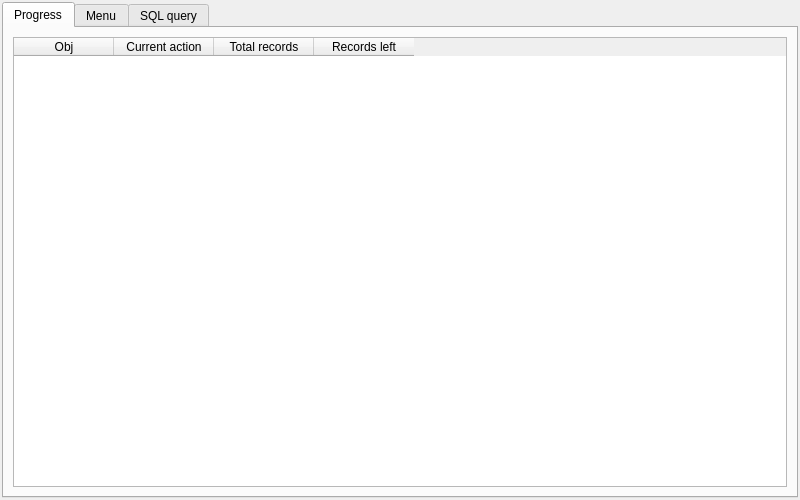
Above: CafeV4_Manager/qsinchronizedatabasechanges.ui from End1-1/CafeV4 before the change. Below: the same form after it.
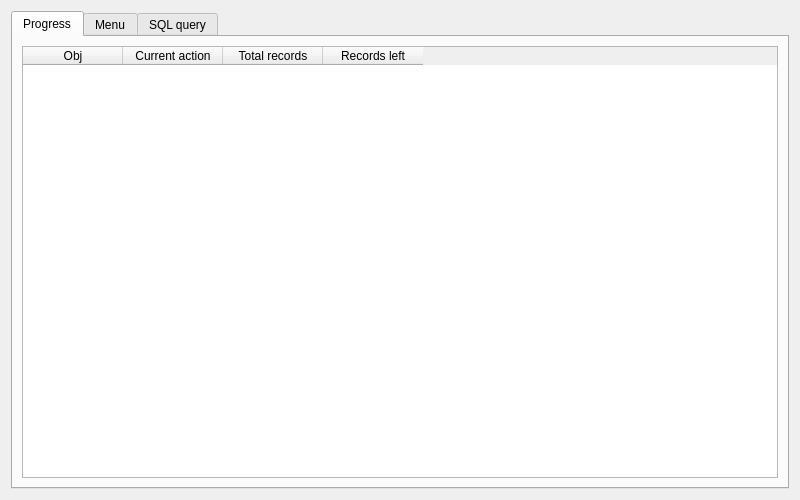
That is the form after the change.

Patch:
```diff
--- a/CafeV4_Manager/qsinchronizedatabasechanges.ui
+++ b/CafeV4_Manager/qsinchronizedatabasechanges.ui
@@ -1,7 +1,7 @@
 <?xml version="1.0" encoding="UTF-8"?>
 <ui version="4.0">
  <class>QSinchronizeDatabaseChanges</class>
- <widget class="QMainWindow" name="QSinchronizeDatabaseChanges">
+ <widget class="QWidget" name="QSinchronizeDatabaseChanges">
   <property name="geometry">
    <rect>
     <x>0</x>
@@ -19,23 +19,7 @@
   <property name="windowTitle">
    <string>MainWindow</string>
   </property>
-  <widget class="QWidget" name="centralwidget">
    <layout class="QHBoxLayout" name="horizontalLayout">
-    <property name="spacing">
-     <number>2</number>
-    </property>
-    <property name="leftMargin">
-     <number>2</number>
-    </property>
-    <property name="topMargin">
-     <number>2</number>
-    </property>
-    <property name="rightMargin">
-     <number>2</number>
-    </property>
-    <property name="bottomMargin">
-     <number>2</number>
-    </property>
     <item>
      <widget class="QTabWidget" name="tabWidget">
       <property name="currentIndex">
@@ -106,7 +90,6 @@
      </widget>
     </item>
    </layout>
-  </widget>
  </widget>
  <resources/>
  <connections/>
```
Lines whose indentation alone changed are shown as unchanged.
